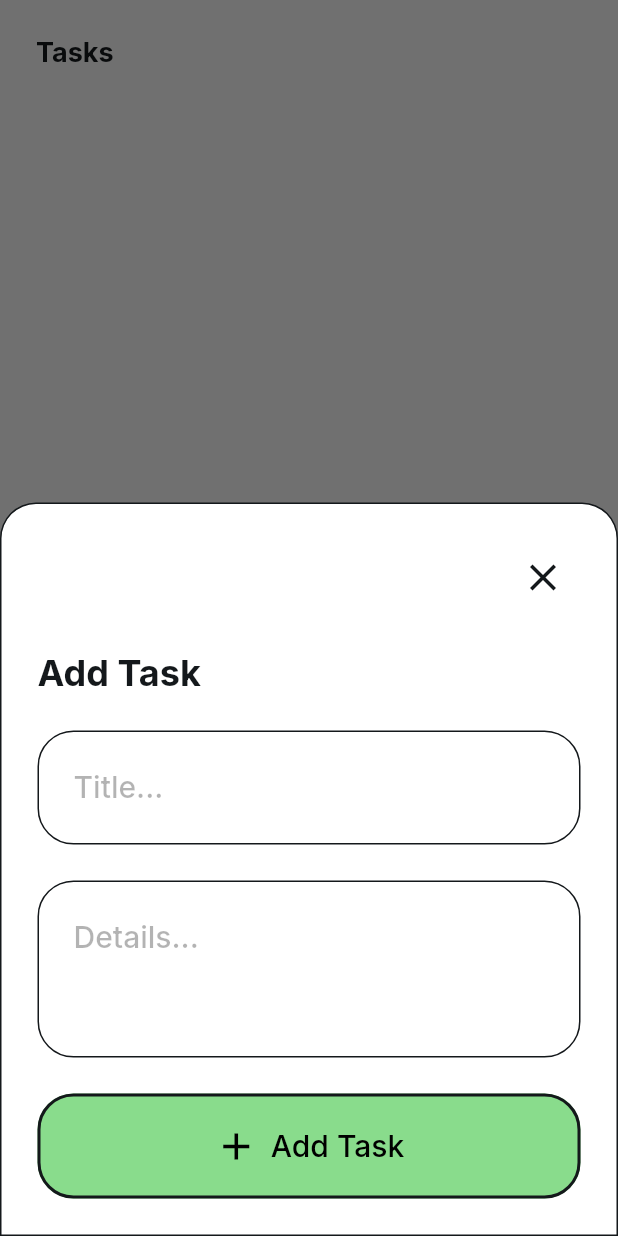
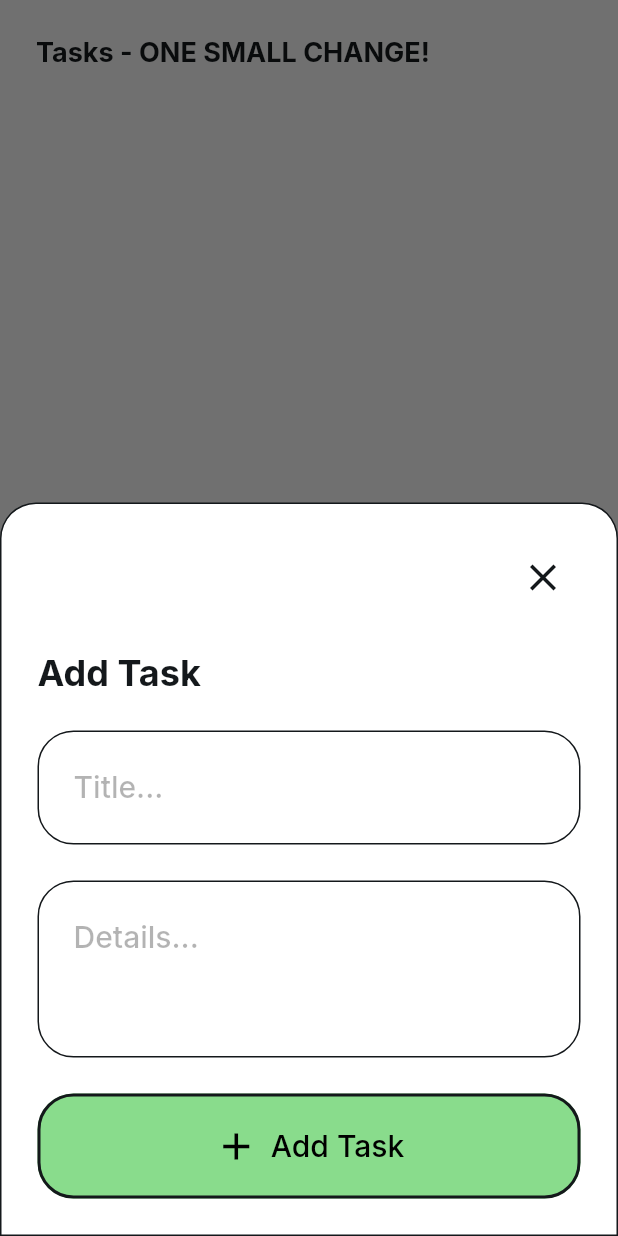
Before and after one commit to ahang2004/TodoApp-FlutterFlow, a Flutter app: the TasksWidget screen opened directly, after a tap on the "add" icon, on a phone screen of 412 x 824 dp. Run offline on Flutter 3.47's test engine with Material 3 defaults, Android fonts, the phone set to English and light mode, and no system bars; drawn by our look-alikes of auto_size_text; our stand-ins replace cloud_firestore, easy_debounce, file_picker, firebase_auth, firebase_core, firebase_storage and 12 more; missing offline and left inert: json_path, mime_type; accounts and stored records are empty; network calls fail.

Commit message:
One small change for ToDo App

```diff
--- a/lib/pages/tasks/tasks_widget.dart
+++ b/lib/pages/tasks/tasks_widget.dart
@@ -99,7 +99,7 @@ class _TasksWidgetState extends State<TasksWidget> {
               Padding(
                 padding: EdgeInsetsDirectional.fromSTEB(24.0, 0.0, 0.0, 0.0),
                 child: Text(
-                  'Tasks',
+                  'Tasks - ONE SMALL CHANGE!',
                   style: FlutterFlowTheme.of(context).headlineMedium.override(
                         font: GoogleFonts.inter(
                           fontWeight: FlutterFlowTheme.of(context)
```
